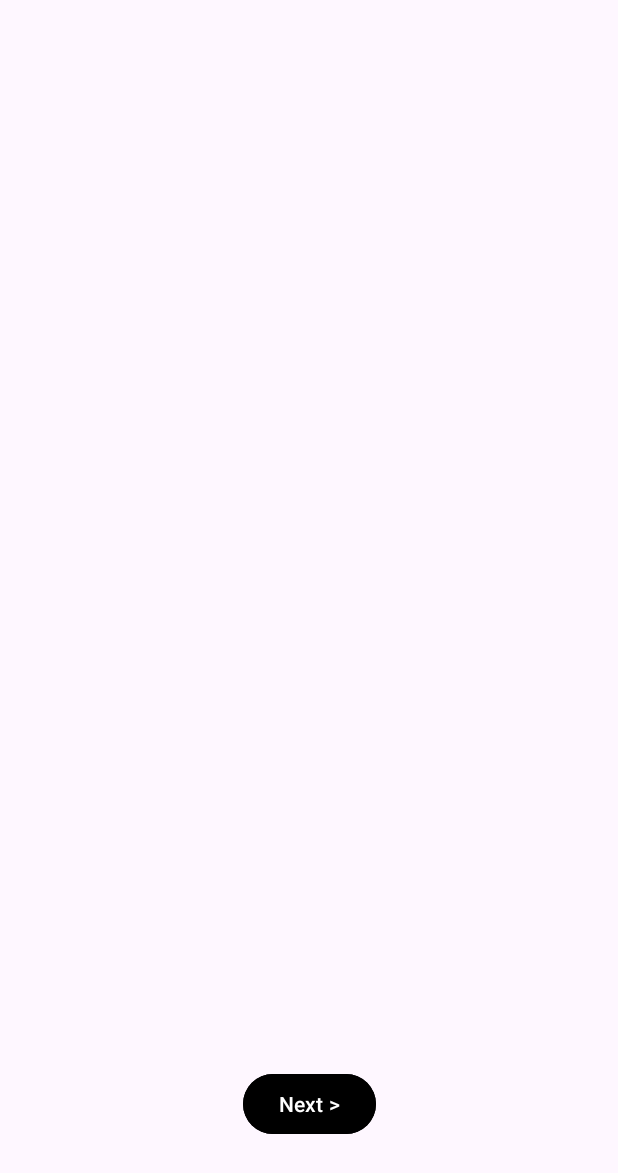
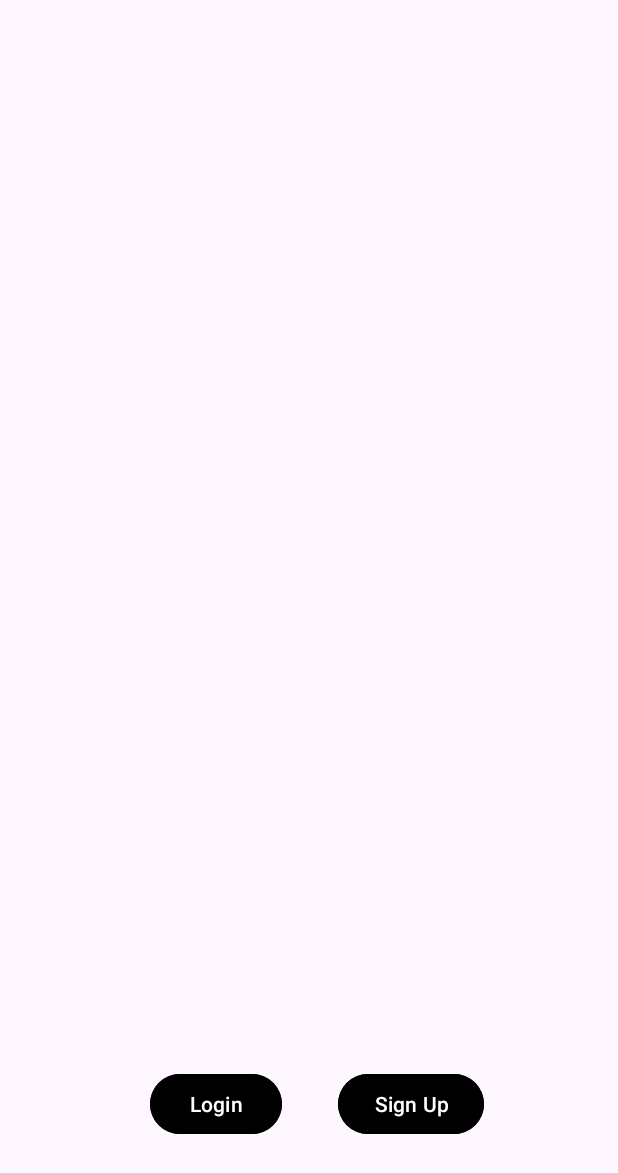
Before and after one commit to casophiaa/FitTrackMobileApp, an Android app: the layout activity_view_pager.xml on its own in the app's theme, with its tools: preview values and no code run, on a phone screen of 412 x 824 dp. Shown: the top 1173 px of the screen. Run offline under Robolectric (Android 15) with nearby library versions, the phone set to English and light mode, and no system bars.

Commit message:
changed the button to login adn sign up

```diff
--- a/app/src/main/res/layout/activity_view_pager.xml
+++ b/app/src/main/res/layout/activity_view_pager.xml
@@ -13,20 +13,32 @@
         android:layout_height="match_parent"
         app:layout_constraintBottom_toBottomOf="parent"
         app:layout_constraintEnd_toEndOf="parent"
-        app:layout_constraintHorizontal_bias="0.5"
+        app:layout_constraintHorizontal_bias="0.0"
         app:layout_constraintStart_toStartOf="parent"
         app:layout_constraintTop_toTopOf="parent"
-        app:layout_constraintVertical_bias=".376" />
+        app:layout_constraintVertical_bias="0.665" />
 
     <Button
         android:id="@+id/button2"
         android:layout_width="wrap_content"
         android:layout_height="wrap_content"
-        android:text="Next >"
+        android:layout_marginBottom="64dp"
         android:backgroundTint="@color/black"
-        android:layout_marginBottom="64dp"
+        android:text="Login"
         app:layout_constraintBottom_toBottomOf="parent"
         app:layout_constraintEnd_toEndOf="parent"
-        app:layout_constraintHorizontal_bias="0.5"
+        app:layout_constraintHorizontal_bias="0.309"
+        app:layout_constraintStart_toStartOf="parent" />
+
+    <Button
+        android:id="@+id/button3"
+        android:layout_width="wrap_content"
+        android:layout_height="wrap_content"
+        android:layout_marginBottom="64dp"
+        android:backgroundTint="@color/black"
+        android:text="Sign Up"
+        app:layout_constraintBottom_toBottomOf="parent"
+        app:layout_constraintEnd_toEndOf="parent"
+        app:layout_constraintHorizontal_bias="0.716"
         app:layout_constraintStart_toStartOf="parent" />
 </androidx.constraintlayout.widget.ConstraintLayout>
```
Also changed, not shown: app/src/main/java/com/example/fittrackmobileapp/ViewPager.java (+19 -5 lines).
